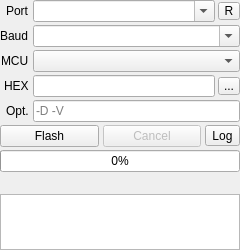
First picture: the form in stk500flasher/widget.ui, repository Dzantemir/candle-plugin-stk500-flasher, before the edit.
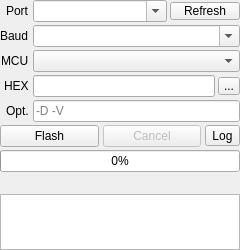
Second picture: the form after the edit.

Patch:
```diff
--- a/stk500flasher/widget.ui
+++ b/stk500flasher/widget.ui
@@ -87,7 +87,7 @@
         <widget class="QToolButton" name="btnRefresh">
          <property name="minimumSize">
           <size>
-           <width>22</width>
+           <width>70</width>
            <height>18</height>
           </size>
          </property>
@@ -101,7 +101,7 @@
           <string>Rescan available serial ports</string>
          </property>
          <property name="text">
-          <string>R</string>
+          <string>Refresh</string>
          </property>
         </widget>
        </item>
```
